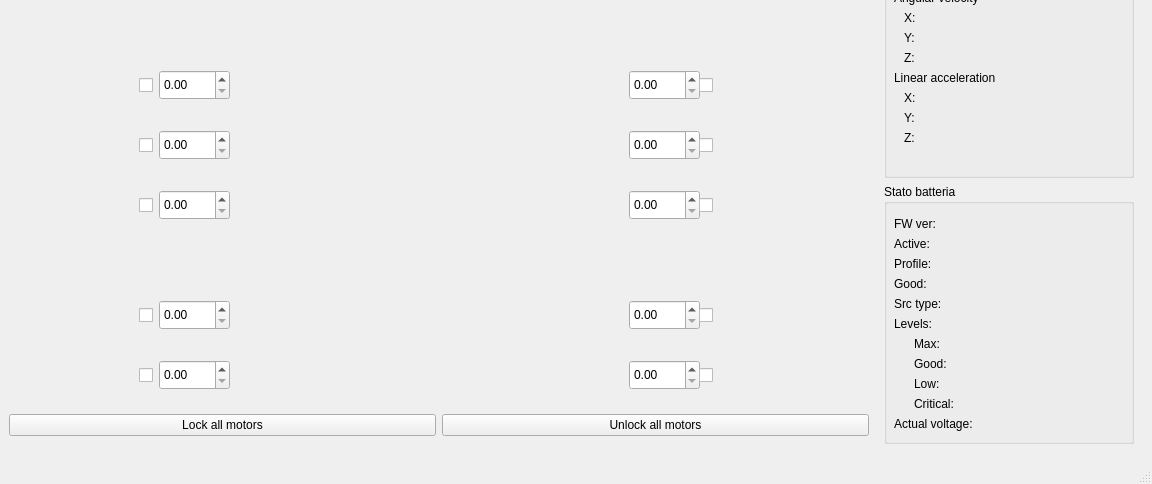
First picture: the form in res/GUI.ui, repository roncapat/RaspBioloid-ControlPanel, before the edit; both pictures show x 0 to 1152 and y 326 to 810 of the 1152 by 810 pixel window.
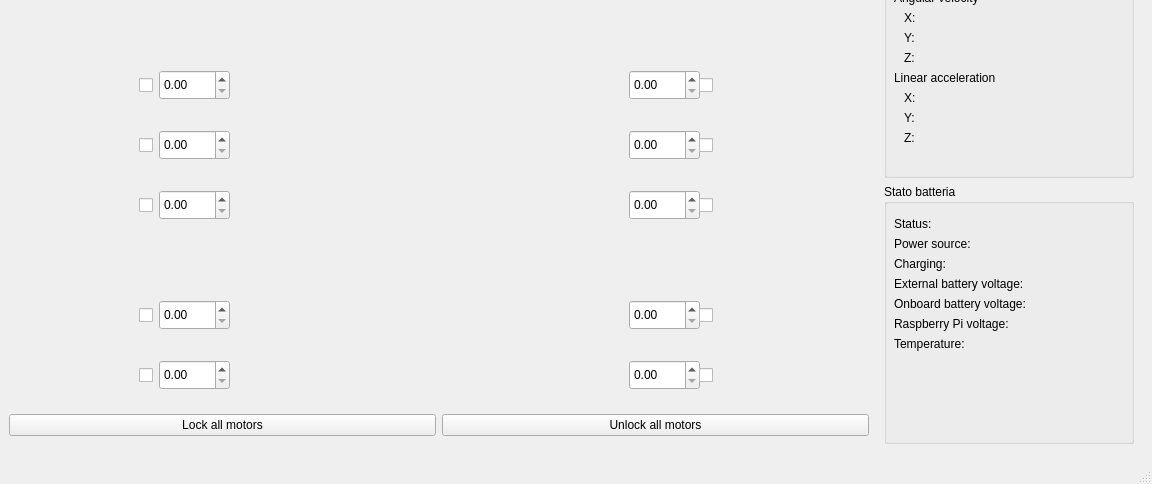
Second picture: the form after the edit. Icons and pictures are not drawn.

```diff
--- a/res/GUI.ui
+++ b/res/GUI.ui
@@ -263,55 +263,11 @@
           <double>0.293000000000000</double>
          </property>
         </widget>
-        <widget class="QDoubleSpinBox" name="m_09_spinbox">
-         <property name="geometry">
-          <rect>
-           <x>150</x>
-           <y>430</y>
-           <width>71</width>
-           <height>30</height>
-          </rect>
-         </property>
-         <property name="autoFillBackground">
-          <bool>true</bool>
-         </property>
-         <property name="wrapping">
-          <bool>false</bool>
-         </property>
-         <property name="maximum">
-          <double>300.000000000000000</double>
-         </property>
-         <property name="singleStep">
-          <double>0.293000000000000</double>
-         </property>
-        </widget>
-        <widget class="QDoubleSpinBox" name="m_10_spinbox">
-         <property name="geometry">
-          <rect>
-           <x>620</x>
-           <y>430</y>
-           <width>71</width>
-           <height>30</height>
-          </rect>
-         </property>
-         <property name="autoFillBackground">
-          <bool>true</bool>
-         </property>
-         <property name="wrapping">
-          <bool>false</bool>
-         </property>
-         <property name="maximum">
-          <double>300.000000000000000</double>
-         </property>
-         <property name="singleStep">
-          <double>0.293000000000000</double>
-         </property>
-        </widget>
         <widget class="QDoubleSpinBox" name="m_11_spinbox">
          <property name="geometry">
           <rect>
            <x>150</x>
-           <y>370</y>
+           <y>430</y>
            <width>71</width>
            <height>30</height>
           </rect>
@@ -333,6 +289,50 @@
          <property name="geometry">
           <rect>
            <x>620</x>
+           <y>430</y>
+           <width>71</width>
+           <height>30</height>
+          </rect>
+         </property>
+         <property name="autoFillBackground">
+          <bool>true</bool>
+         </property>
+         <property name="wrapping">
+          <bool>false</bool>
+         </property>
+         <property name="maximum">
+          <double>300.000000000000000</double>
+         </property>
+         <property name="singleStep">
+          <double>0.293000000000000</double>
+         </property>
+        </widget>
+        <widget class="QDoubleSpinBox" name="m_09_spinbox">
+         <property name="geometry">
+          <rect>
+           <x>150</x>
+           <y>370</y>
+           <width>71</width>
+           <height>30</height>
+          </rect>
+         </property>
+         <property name="autoFillBackground">
+          <bool>true</bool>
+         </property>
+         <property name="wrapping">
+          <bool>false</bool>
+         </property>
+         <property name="maximum">
+          <double>300.000000000000000</double>
+         </property>
+         <property name="singleStep">
+          <double>0.293000000000000</double>
+         </property>
+        </widget>
+        <widget class="QDoubleSpinBox" name="m_10_spinbox">
+         <property name="geometry">
+          <rect>
+           <x>620</x>
            <y>370</y>
            <width>71</width>
            <height>30</height>
@@ -395,55 +395,11 @@
           <double>0.293000000000000</double>
          </property>
         </widget>
-        <widget class="QDoubleSpinBox" name="m_15_spinbox">
-         <property name="geometry">
-          <rect>
-           <x>150</x>
-           <y>600</y>
-           <width>71</width>
-           <height>30</height>
-          </rect>
-         </property>
-         <property name="autoFillBackground">
-          <bool>true</bool>
-         </property>
-         <property name="wrapping">
-          <bool>false</bool>
-         </property>
-         <property name="maximum">
-          <double>300.000000000000000</double>
-         </property>
-         <property name="singleStep">
-          <double>0.293000000000000</double>
-         </property>
-        </widget>
-        <widget class="QDoubleSpinBox" name="m_16_spinbox">
-         <property name="geometry">
-          <rect>
-           <x>620</x>
-           <y>600</y>
-           <width>71</width>
-           <height>30</height>
-          </rect>
-         </property>
-         <property name="autoFillBackground">
-          <bool>true</bool>
-         </property>
-         <property name="wrapping">
-          <bool>false</bool>
-         </property>
-         <property name="maximum">
-          <double>300.000000000000000</double>
-         </property>
-         <property name="singleStep">
-          <double>0.293000000000000</double>
-         </property>
-        </widget>
         <widget class="QDoubleSpinBox" name="m_17_spinbox">
          <property name="geometry">
           <rect>
            <x>150</x>
-           <y>660</y>
+           <y>600</y>
            <width>71</width>
            <height>30</height>
           </rect>
@@ -465,6 +421,50 @@
          <property name="geometry">
           <rect>
            <x>620</x>
+           <y>600</y>
+           <width>71</width>
+           <height>30</height>
+          </rect>
+         </property>
+         <property name="autoFillBackground">
+          <bool>true</bool>
+         </property>
+         <property name="wrapping">
+          <bool>false</bool>
+         </property>
+         <property name="maximum">
+          <double>300.000000000000000</double>
+         </property>
+         <property name="singleStep">
+          <double>0.293000000000000</double>
+         </property>
+        </widget>
+        <widget class="QDoubleSpinBox" name="m_15_spinbox">
+         <property name="geometry">
+          <rect>
+           <x>150</x>
+           <y>660</y>
+           <width>71</width>
+           <height>30</height>
+          </rect>
+         </property>
+         <property name="autoFillBackground">
+          <bool>true</bool>
+         </property>
+         <property name="wrapping">
+          <bool>false</bool>
+         </property>
+         <property name="maximum">
+          <double>300.000000000000000</double>
+         </property>
+         <property name="singleStep">
+          <double>0.293000000000000</double>
+         </property>
+        </widget>
+        <widget class="QDoubleSpinBox" name="m_16_spinbox">
+         <property name="geometry">
+          <rect>
+           <x>620</x>
            <y>660</y>
            <width>71</width>
            <height>30</height>
@@ -1104,7 +1104,7 @@
            </rect>
           </property>
           <property name="text">
-           <string>FW ver:</string>
+           <string>Status:</string>
           </property>
          </widget>
          <widget class="QLabel" name="active_label">
@@ -1112,150 +1112,72 @@
            <rect>
             <x>10</x>
             <y>50</y>
-            <width>71</width>
-            <height>20</height>
-           </rect>
-          </property>
-          <property name="text">
-           <string>Active:</string>
-          </property>
-         </widget>
-         <widget class="QLabel" name="profile_label">
-          <property name="geometry">
-           <rect>
-            <x>10</x>
-            <y>70</y>
-            <width>71</width>
-            <height>20</height>
-           </rect>
-          </property>
-          <property name="text">
-           <string>Profile:</string>
-          </property>
-         </widget>
-         <widget class="QLabel" name="good_label">
-          <property name="geometry">
-           <rect>
-            <x>10</x>
-            <y>90</y>
-            <width>71</width>
-            <height>20</height>
-           </rect>
-          </property>
-          <property name="text">
-           <string>Good:</string>
-          </property>
-         </widget>
-         <widget class="QLabel" name="src_type_label">
-          <property name="geometry">
-           <rect>
-            <x>10</x>
-            <y>110</y>
-            <width>71</width>
-            <height>20</height>
-           </rect>
-          </property>
-          <property name="text">
-           <string>Src type:</string>
-          </property>
-         </widget>
-         <widget class="QLabel" name="levels_label">
-          <property name="geometry">
-           <rect>
-            <x>10</x>
-            <y>130</y>
-            <width>71</width>
-            <height>20</height>
-           </rect>
-          </property>
-          <property name="text">
-           <string>Levels:</string>
-          </property>
-         </widget>
-         <widget class="QLabel" name="max_v_label">
-          <property name="geometry">
-           <rect>
-            <x>30</x>
-            <y>150</y>
-            <width>71</width>
-            <height>20</height>
-           </rect>
-          </property>
-          <property name="text">
-           <string>Max:</string>
-          </property>
-         </widget>
-         <widget class="QLabel" name="good_v_label">
-          <property name="geometry">
-           <rect>
-            <x>30</x>
-            <y>170</y>
-            <width>71</width>
-            <height>20</height>
-           </rect>
-          </property>
-          <property name="text">
-           <string>Good:</string>
-          </property>
-         </widget>
-         <widget class="QLabel" name="low_v_label">
-          <property name="geometry">
-           <rect>
-            <x>30</x>
-            <y>190</y>
-            <width>71</width>
-            <height>20</height>
-           </rect>
-          </property>
-          <property name="text">
-           <string>Low:</string>
-          </property>
-         </widget>
-         <widget class="QLabel" name="critical_v_label">
-          <property name="geometry">
-           <rect>
-            <x>30</x>
-            <y>210</y>
-            <width>71</width>
-            <height>20</height>
-           </rect>
-          </property>
-          <property name="text">
-           <string>Critical:</string>
-          </property>
-         </widget>
-         <widget class="QLabel" name="voltage_label">
-          <property name="geometry">
-           <rect>
-            <x>10</x>
-            <y>230</y>
             <width>101</width>
             <height>20</height>
            </rect>
           </property>
           <property name="text">
-           <string>Actual voltage:</string>
+           <string>Power source:</string>
           </property>
          </widget>
          <widget class="QLabel" name="voltage">
           <property name="geometry">
            <rect>
-            <x>120</x>
-            <y>230</y>
-            <width>131</width>
+            <x>10</x>
+            <y>70</y>
+            <width>71</width>
             <height>20</height>
            </rect>
           </property>
           <property name="text">
-           <string/>
+           <string>Charging:</string>
           </property>
          </widget>
          <widget class="QLabel" name="fw_ver">
           <property name="geometry">
            <rect>
-            <x>80</x>
+            <x>10</x>
+            <y>90</y>
+            <width>171</width>
+            <height>20</height>
+           </rect>
+          </property>
+          <property name="text">
+           <string>External battery voltage:</string>
+          </property>
+         </widget>
+         <widget class="QLabel" name="b_onboard_label">
+          <property name="geometry">
+           <rect>
+            <x>10</x>
+            <y>110</y>
+            <width>171</width>
+            <height>20</height>
+           </rect>
+          </property>
+          <property name="text">
+           <string>Onboard battery voltage:</string>
+          </property>
+         </widget>
+         <widget class="QLabel" name="b_rpi_label">
+          <property name="geometry">
+           <rect>
+            <x>10</x>
+            <y>130</y>
+            <width>161</width>
+            <height>20</height>
+           </rect>
+          </property>
+          <property name="text">
+           <string>Raspberry Pi voltage:</string>
+          </property>
+         </widget>
+         <widget class="QLabel" name="b_status">
+          <property name="geometry">
+           <rect>
+            <x>180</x>
             <y>30</y>
-            <width>171</width>
+            <width>71</width>
             <height>20</height>
            </rect>
           </property>
@@ -1266,9 +1188,9 @@
          <widget class="QLabel" name="critical_v">
           <property name="geometry">
            <rect>
-            <x>120</x>
-            <y>210</y>
-            <width>131</width>
+            <x>180</x>
+            <y>130</y>
+            <width>71</width>
             <height>20</height>
            </rect>
           </property>
@@ -1279,48 +1201,9 @@
          <widget class="QLabel" name="low_v">
           <property name="geometry">
            <rect>
-            <x>120</x>
-            <y>190</y>
-            <width>131</width>
-            <height>20</height>
-           </rect>
-          </property>
-          <property name="text">
-           <string/>
-          </property>
-         </widget>
-         <widget class="QLabel" name="good_v">
-          <property name="geometry">
-           <rect>
-            <x>120</x>
-            <y>170</y>
-            <width>131</width>
-            <height>20</height>
-           </rect>
-          </property>
-          <property name="text">
-           <string/>
-          </property>
-         </widget>
-         <widget class="QLabel" name="max_v">
-          <property name="geometry">
-           <rect>
-            <x>120</x>
-            <y>150</y>
-            <width>131</width>
-            <height>20</height>
-           </rect>
-          </property>
-          <property name="text">
-           <string/>
-          </property>
-         </widget>
-         <widget class="QLabel" name="src_type">
-          <property name="geometry">
-           <rect>
-            <x>80</x>
+            <x>180</x>
             <y>110</y>
-            <width>171</width>
+            <width>71</width>
             <height>20</height>
            </rect>
           </property>
@@ -1331,9 +1214,9 @@
          <widget class="QLabel" name="good">
           <property name="geometry">
            <rect>
-            <x>80</x>
+            <x>180</x>
             <y>90</y>
-            <width>171</width>
+            <width>71</width>
             <height>20</height>
            </rect>
           </property>
@@ -1344,9 +1227,9 @@
          <widget class="QLabel" name="profile">
           <property name="geometry">
            <rect>
-            <x>80</x>
+            <x>180</x>
             <y>70</y>
-            <width>171</width>
+            <width>71</width>
             <height>20</height>
            </rect>
           </property>
@@ -1357,9 +1240,35 @@
          <widget class="QLabel" name="active">
           <property name="geometry">
            <rect>
-            <x>80</x>
+            <x>180</x>
             <y>50</y>
-            <width>171</width>
+            <width>71</width>
+            <height>20</height>
+           </rect>
+          </property>
+          <property name="text">
+           <string/>
+          </property>
+         </widget>
+         <widget class="QLabel" name="b_temp_label">
+          <property name="geometry">
+           <rect>
+            <x>10</x>
+            <y>150</y>
+            <width>161</width>
+            <height>20</height>
+           </rect>
+          </property>
+          <property name="text">
+           <string>Temperature:</string>
+          </property>
+         </widget>
+         <widget class="QLabel" name="b_temp">
+          <property name="geometry">
+           <rect>
+            <x>180</x>
+            <y>150</y>
+            <width>71</width>
             <height>20</height>
            </rect>
           </property>
```
Left out of the diff: 18 changed lines with no effect on the pictures.
